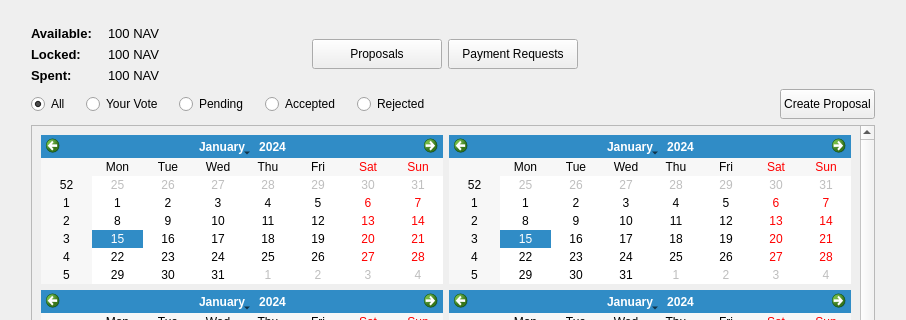
This is src/qt/communityfundpage.ui in navcoin/navcoin-core as Qt 5 draws it before an edit; both pictures show x 0 to 906 and y 0 to 320 of the 906 by 690 pixel window. The edited form follows.
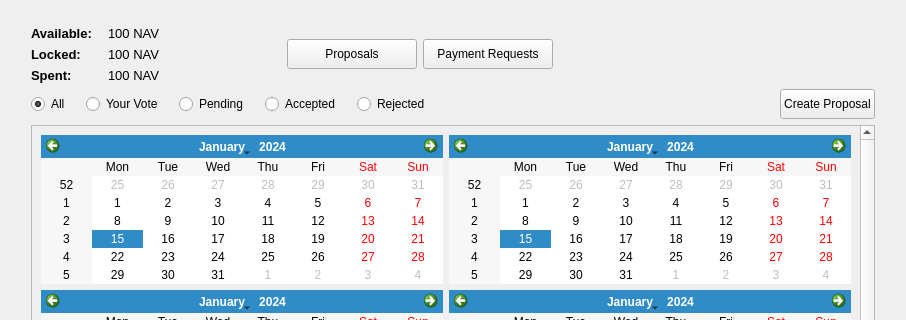
This is the edited form.

Commit message: changed cfundstats to 8dp

```diff
--- a/src/qt/communityfundpage.ui
+++ b/src/qt/communityfundpage.ui
@@ -200,7 +200,7 @@
            </property>
            <property name="sizeHint" stdset="0">
             <size>
-             <width>90</width>
+             <width>0</width>
              <height>20</height>
             </size>
            </property>
@@ -269,7 +269,7 @@
            </property>
            <property name="sizeHint" stdset="0">
             <size>
-             <width>90</width>
+             <width>0</width>
              <height>20</height>
             </size>
            </property>
@@ -285,7 +285,7 @@
            </property>
            <property name="sizeHint" stdset="0">
             <size>
-             <width>150</width>
+             <width>200</width>
              <height>20</height>
             </size>
            </property>
```
Left out of the diff: 6 changed lines with no effect on the pictures. The commit also changes 1 other file.
